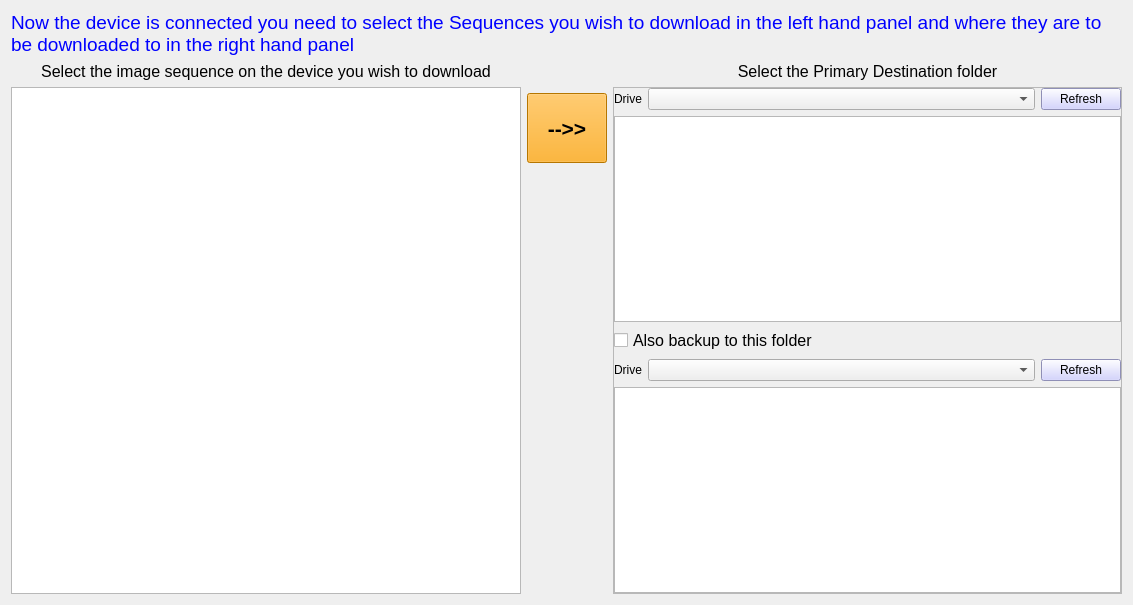
First picture: the form in src/resources/download.ui, repository open-AIMS/reefscan_desktop_data_manager, before the edit.
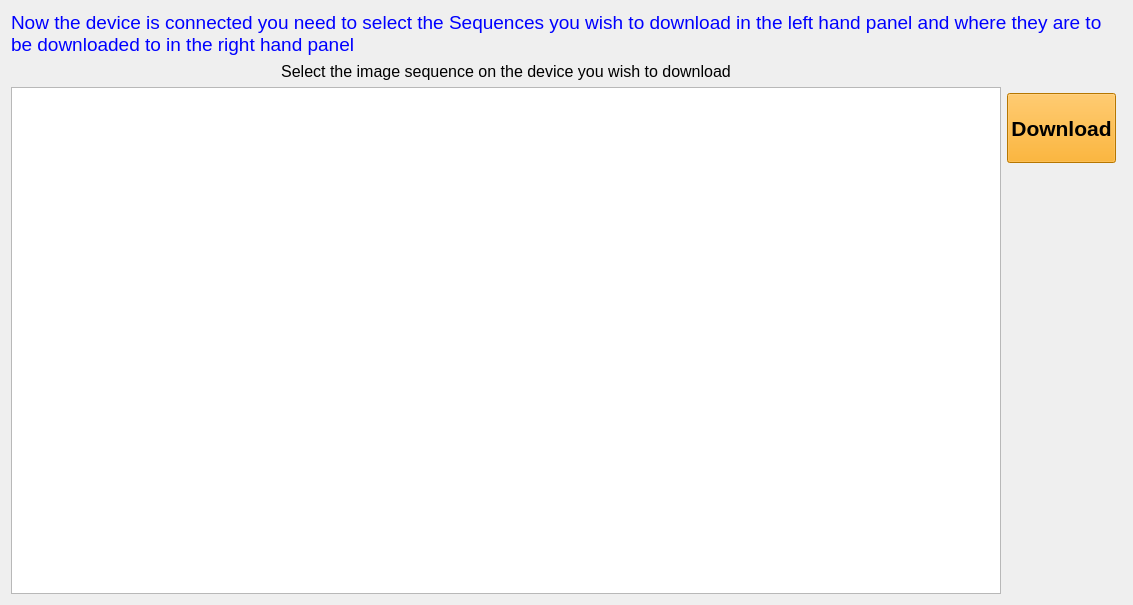
Second picture: the form after the edit. Icons and pictures are not drawn. Custom widgets are drawn as their Qt base class.

Commit message: create disk drives page

```diff
--- a/src/resources/download.ui
+++ b/src/resources/download.ui
@@ -17,111 +17,6 @@
    <string notr="true"/>
   </property>
   <layout class="QGridLayout" name="gridLayout">
-   <item row="3" column="2" rowspan="3">
-    <widget class="QFrame" name="frame">
-     <property name="sizePolicy">
-      <sizepolicy hsizetype="Expanding" vsizetype="Preferred">
-       <horstretch>0</horstretch>
-       <verstretch>0</verstretch>
-      </sizepolicy>
-     </property>
-     <property name="frameShape">
-      <enum>QFrame::StyledPanel</enum>
-     </property>
-     <property name="frameShadow">
-      <enum>QFrame::Raised</enum>
-     </property>
-     <layout class="QGridLayout" name="gridLayout_2">
-      <property name="leftMargin">
-       <number>0</number>
-      </property>
-      <property name="topMargin">
-       <number>0</number>
-      </property>
-      <property name="rightMargin">
-       <number>0</number>
-      </property>
-      <property name="bottomMargin">
-       <number>0</number>
-      </property>
-      <item row="3" column="0">
-       <widget class="QLabel" name="label_3">
-        <property name="text">
-         <string>Drive</string>
-        </property>
-        <property name="alignment">
-         <set>Qt::AlignRight|Qt::AlignTrailing|Qt::AlignVCenter</set>
-        </property>
-       </widget>
-      </item>
-      <item row="2" column="0" colspan="2">
-       <widget class="QCheckBox" name="cbBackup">
-        <property name="font">
-         <font>
-          <pointsize>12</pointsize>
-         </font>
-        </property>
-        <property name="text">
-         <string>Also backup to this folder</string>
-        </property>
-       </widget>
-      </item>
-      <item row="3" column="1">
-       <widget class="QComboBox" name="secondDriveComboBox"/>
-      </item>
-      <item row="0" column="1">
-       <widget class="QComboBox" name="driveComboBox">
-        <property name="sizePolicy">
-         <sizepolicy hsizetype="Expanding" vsizetype="Fixed">
-          <horstretch>0</horstretch>
-          <verstretch>0</verstretch>
-         </sizepolicy>
-        </property>
-       </widget>
-      </item>
-      <item row="0" column="0">
-       <widget class="QLabel" name="label_5">
-        <property name="text">
-         <string>Drive</string>
-        </property>
-        <property name="alignment">
-         <set>Qt::AlignRight|Qt::AlignTrailing|Qt::AlignVCenter</set>
-        </property>
-       </widget>
-      </item>
-      <item row="0" column="2">
-       <widget class="QPushButton" name="refreshPrimaryButton">
-        <property name="styleSheet">
-         <string notr="true">background-color: rgb(200, 200, 255);</string>
-        </property>
-        <property name="text">
-         <string>Refresh</string>
-        </property>
-       </widget>
-      </item>
-      <item row="3" column="2">
-       <widget class="QPushButton" name="refreshSecondaryButton">
-        <property name="styleSheet">
-         <string notr="true">background-color: rgb(200, 200, 255);</string>
-        </property>
-        <property name="text">
-         <string>Refresh</string>
-        </property>
-       </widget>
-      </item>
-      <item row="1" column="0" colspan="3">
-       <widget class="DeselectableTreeView" name="destinationTree">
-        <property name="headerHidden">
-         <bool>true</bool>
-        </property>
-       </widget>
-      </item>
-      <item row="4" column="0" colspan="3">
-       <widget class="DeselectableTreeView" name="secondDestinationTree"/>
-      </item>
-     </layout>
-    </widget>
-   </item>
    <item row="3" column="0" rowspan="3">
     <widget class="QTreeView" name="cameraTree">
      <property name="headerHidden">
@@ -158,7 +53,7 @@
 </string>
      </property>
      <property name="text">
-      <string>--&gt;&gt;</string>
+      <string>Download</string>
      </property>
      <property name="icon">
       <iconset>
@@ -221,30 +116,8 @@
      </property>
     </spacer>
    </item>
-   <item row="1" column="2">
-    <widget class="QLabel" name="label_2">
-     <property name="font">
-      <font>
-       <pointsize>12</pointsize>
-      </font>
-     </property>
-     <property name="text">
-      <string>Select the Primary Destination folder</string>
-     </property>
-     <property name="alignment">
-      <set>Qt::AlignCenter</set>
-     </property>
-    </widget>
-   </item>
   </layout>
  </widget>
- <customwidgets>
-  <customwidget>
-   <class>DeselectableTreeView</class>
-   <extends>QTreeView</extends>
-   <header>aims/ui/deselectable_tree_view.h</header>
-  </customwidget>
- </customwidgets>
  <resources/>
  <connections/>
 </ui>
```
The commit also changes 18 other files.
